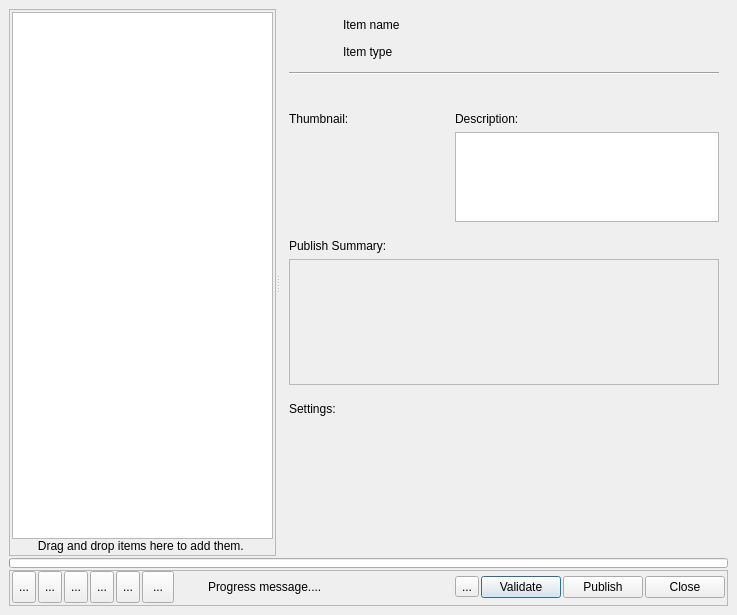
The window that resources/dialog.ui (shotgunsoftware/tk-multi-publish2) describes before a commit, drawn with Qt 5.
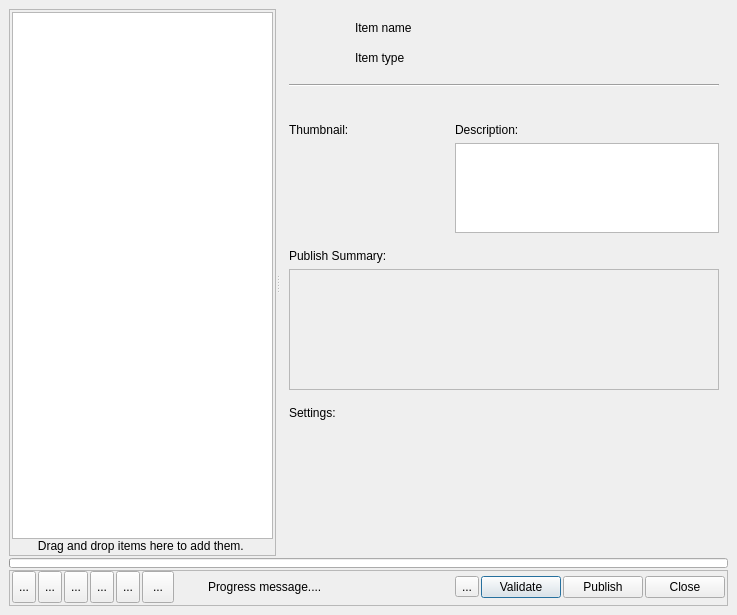
The same window after the commit. Icons and pictures are not drawn. Custom widgets are drawn as their Qt base class.

Diff of the .ui file:
```diff
--- a/resources/dialog.ui
+++ b/resources/dialog.ui
@@ -338,8 +338,8 @@
                      <widget class="QLabel" name="item_icon">
                       <property name="minimumSize">
                        <size>
-                        <width>48</width>
-                        <height>48</height>
+                        <width>60</width>
+                        <height>60</height>
                        </size>
                       </property>
                       <property name="maximumSize">
@@ -361,6 +361,9 @@
                     </item>
                     <item>
                      <layout class="QVBoxLayout" name="verticalLayout_12" stretch="1,2">
+                      <property name="spacing">
+                       <number>0</number>
+                      </property>
                       <item>
                        <widget class="QLabel" name="item_name">
                         <property name="sizePolicy">
@@ -495,8 +498,8 @@
                       <rect>
                        <x>0</x>
                        <y>0</y>
-                       <width>429</width>
-                       <height>104</height>
+                       <width>420</width>
+                       <height>100</height>
                       </rect>
                      </property>
                      <layout class="QVBoxLayout" name="verticalLayout_10" stretch="0,1">
@@ -1041,6 +1044,11 @@
    <header>..context_widget</header>
    <container>1</container>
   </customwidget>
+  <customwidget>
+   <class>ElidedLabel</class>
+   <extends>QLabel</extends>
+   <header>..qtwidgets</header>
+  </customwidget>
  </customwidgets>
  <tabstops>
   <tabstop>item_comments</tabstop>
```
Left out of the diff: 6 changed lines with no effect on the pictures.
